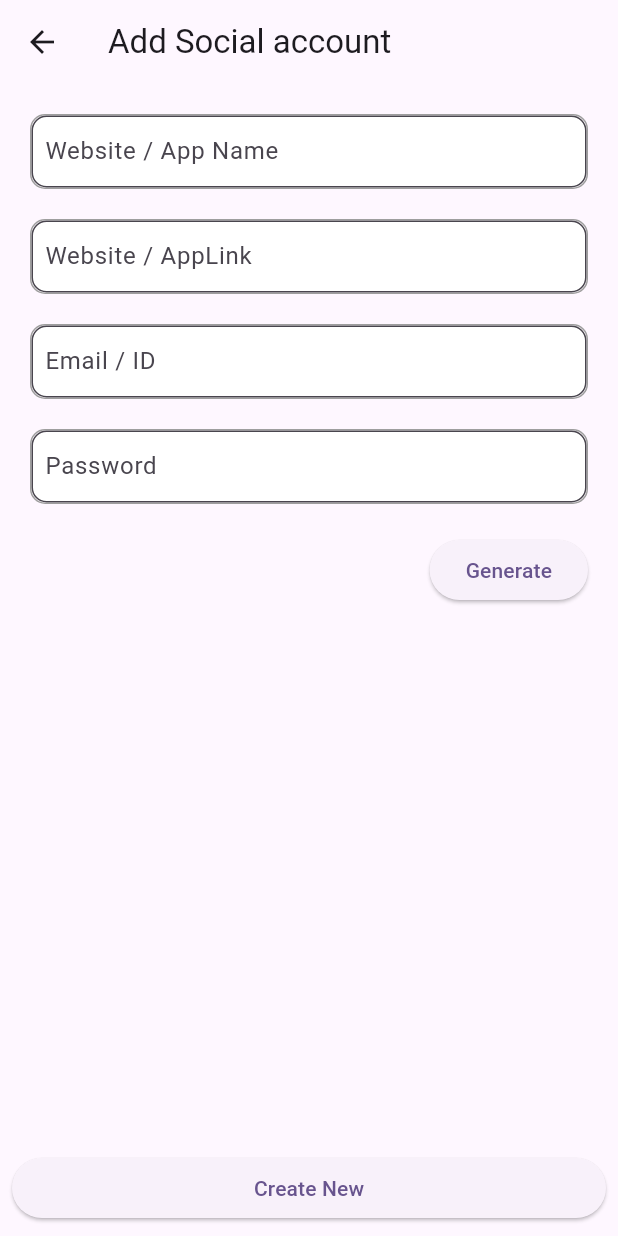
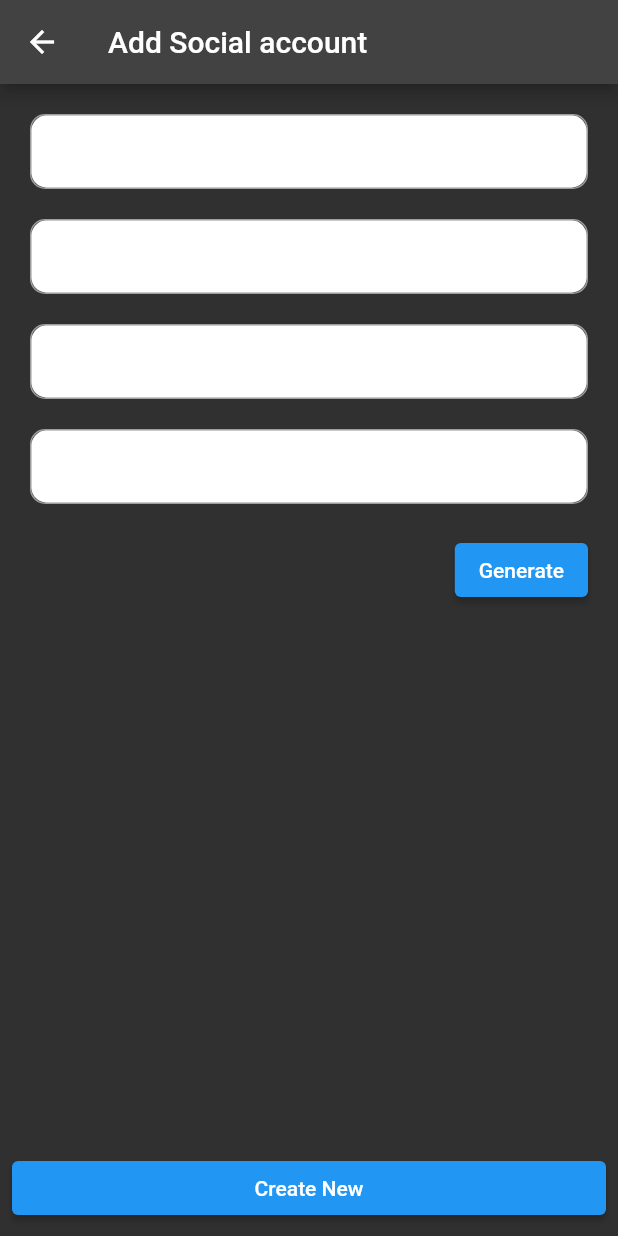
Before and after one commit to YujinKim164/password_manager, a Flutter app: the screen it shows after launch, after a tap on "ADDSocial", on a phone screen of 412 x 824 dp. Run offline on Flutter 3.47's test engine with Material 2 defaults, Android fonts, the phone set to English and light mode, and no system bars; our stand-ins replace cloud_firestore, firebase_auth, firebase_core, google_sign_in; missing offline and left inert: encrypt, gpassword; accounts and stored records are empty.

Commit message:
update HomePage

```diff
--- a/lib/Home/home_page.dart
+++ b/lib/Home/home_page.dart
@@ -20,14 +20,46 @@ class _HomePageState extends State<HomePage> {
       appBar: AppBar(
         title: const Text('Home'),
       ),
-        body: const Center(
-          child: Text(
-            'Welcome to the Password Manager!',
-            style: TextStyle(fontSize: 20.0),
+      body: Row(
+        mainAxisAlignment: MainAxisAlignment.spaceAround,
+        children: [
+          _buildCategoryCard(
+            context,
+            'Socials',
+            Icons.people,
+            () {
+              Navigator.push(
+                context,
+                MaterialPageRoute(builder: (context) => AddSocial()),
+              );
+            },
           ),
+          _buildCategoryCard(
+            context,
+            'Accounts',
+            Icons.account_balance_wallet,
+            () {
+              Navigator.push(
+                context,
+                MaterialPageRoute(builder: (context) => AddBank()),
+              );
+            },
+          ),
+          _buildCategoryCard(
+            context,
+            'Cards',
+            Icons.credit_card,
+            () {
+              Navigator.push(
+                context,
+                MaterialPageRoute(builder: (context) => AddCard()),
+              );
+            },
+          ),
+        ],
       ),
       floatingActionButton: Row(
-          mainAxisAlignment: MainAxisAlignment.spaceBetween,
+        mainAxisAlignment: MainAxisAlignment.spaceEvenly,
         children: [
           FloatingActionButton(
             onPressed: () {
@@ -45,7 +77,36 @@ class _HomePageState extends State<HomePage> {
             child: const Icon(Icons.person),
           ),
         ],
-        ));
+      ),
+    );
+  }
+
+  Widget _buildCategoryCard(
+    BuildContext context,
+    String categoryName,
+    IconData icon,
+    VoidCallback onTap,
+  ) {
+    return GestureDetector(
+      onTap: onTap,
+      child: Card(
+        margin: const EdgeInsets.all(16.0),
+        child: Container(
+          height: 120.0, // Set the desired height
+          child: Column(
+            mainAxisAlignment: MainAxisAlignment.center,
+            children: [
+              Icon(icon, size: 40.0),
+              const SizedBox(height: 8.0),
+              Text(
+                categoryName,
+                style: TextStyle(fontSize: 20.0),
+              ),
+            ],
+          ),
+        ),
+      ),
+    );
   }
 
   Future<void> _showCategoryDialog(BuildContext context) async {
--- a/lib/app.dart
+++ b/lib/app.dart
@@ -25,14 +25,15 @@ class MyApp extends StatelessWidget {
     return MaterialApp(
       title: 'Save your password here!',
       initialRoute: '/login',
+      theme: ThemeData(brightness: Brightness.dark),
+      darkTheme: ThemeData(
+        brightness: Brightness.dark,
+      ),
+      themeMode: ThemeMode.dark,
       routes: {
         '/login': (BuildContext context) => const LoginPage(),
         '/': (BuildContext context) => const HomePage(),
       },
-      theme: ThemeData(
-        colorScheme: ColorScheme.fromSeed(seedColor: Colors.deepPurple),
-        useMaterial3: true,
-      ),
     );
   }
 }
```
Also changed, not shown: lib/Home/detail.dart (+35 -0 lines). Lines whose indentation alone changed are shown as unchanged.
